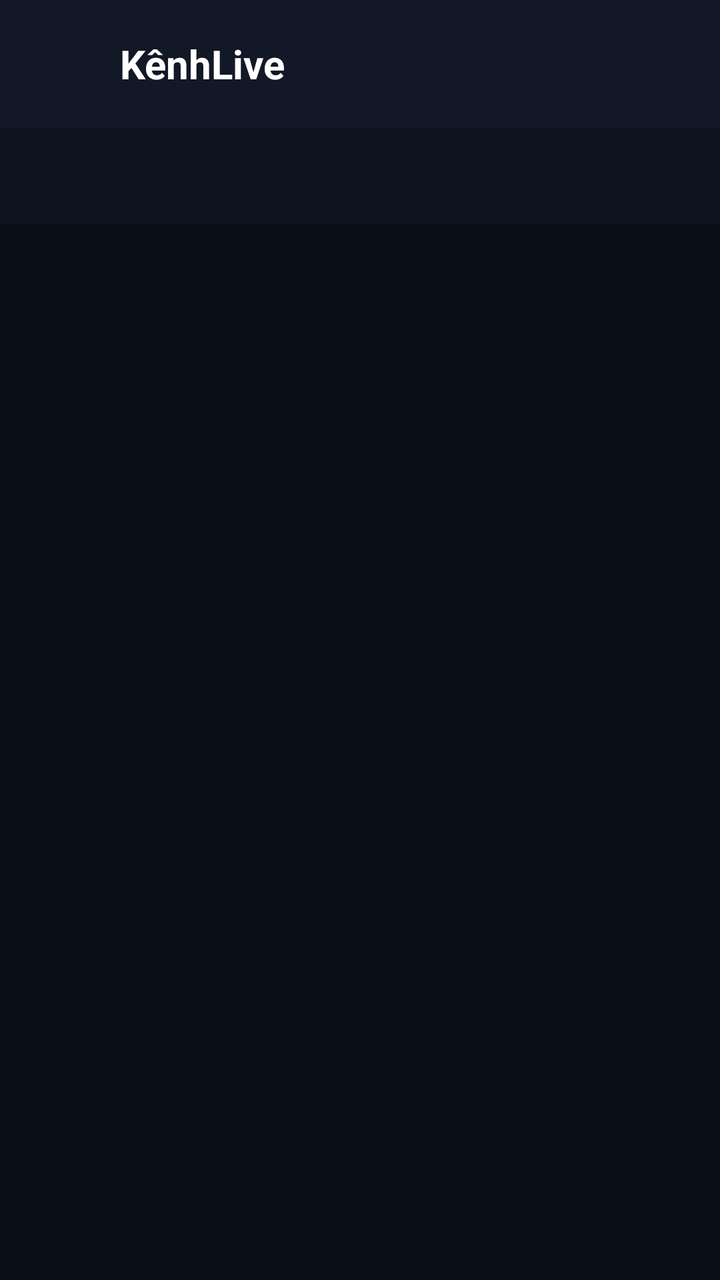
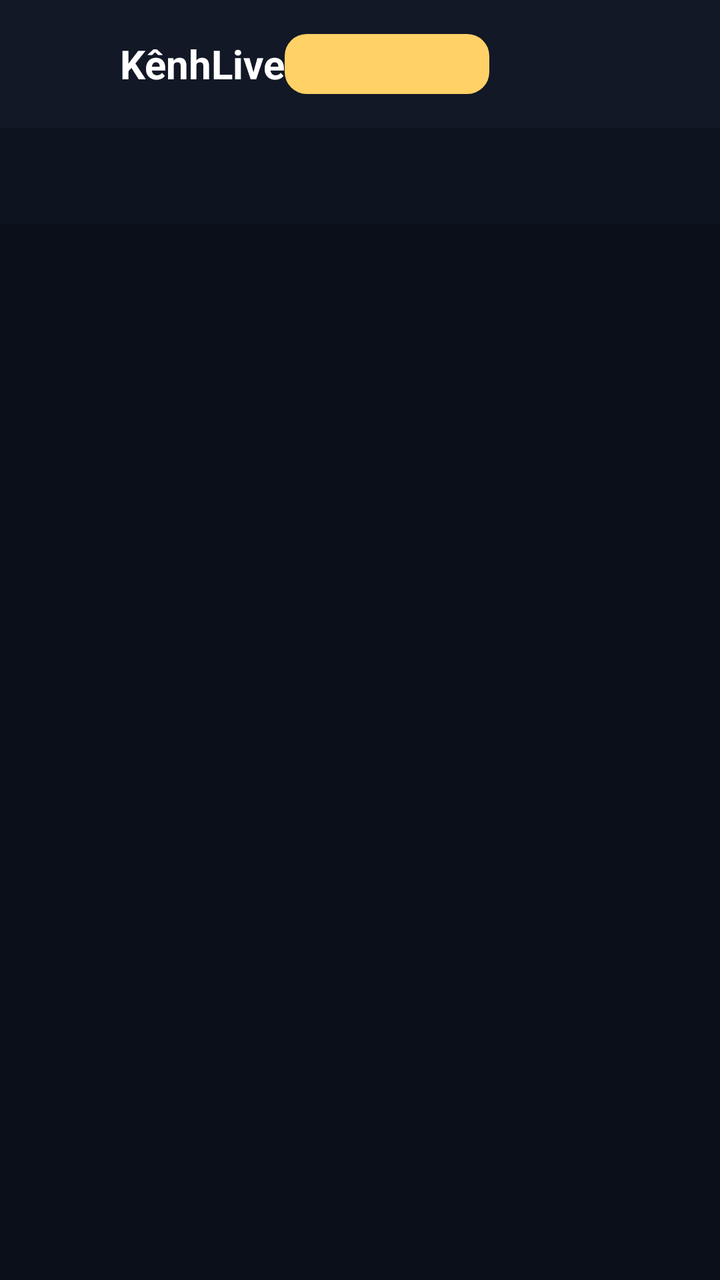

Screens rendered from an Android XML layout before and after an edit, with the pre-edit source and the edit as a unified diff.
<!-- AndroidManifest.xml: application theme Theme.AppCompat.NoActionBar -->
<!-- res/layout/activity_main.xml -->
<?xml version="1.0" encoding="utf-8"?>
<LinearLayout xmlns:android="http://schemas.android.com/apk/res/android"
    xmlns:app="http://schemas.android.com/apk/res-auto"
    android:layout_width="match_parent"
    android:layout_height="match_parent"
    android:orientation="vertical"
    android:background="#0B0F19">

    
    <LinearLayout
        android:layout_width="match_parent"
        android:layout_height="wrap_content"
        android:padding="14dp"
        android:orientation="horizontal"
        android:gravity="center_vertical"
        android:background="#121826">

        <ImageView
            android:layout_width="36dp"
            android:layout_height="36dp"
            android:src="@mipmap/ic_launcher"
            android:contentDescription="@string/app_name" />

        <TextView
            android:layout_width="wrap_content"
            android:layout_height="wrap_content"
            android:layout_marginLeft="10dp"
            android:text="KênhLive"
            android:textColor="#FFFFFF"
            android:textSize="20sp"
            android:textStyle="bold" />

        <TextView
            android:id="@+id/countText"
            android:layout_width="0dp"
            android:layout_weight="1"
            android:layout_height="wrap_content"
            android:layout_marginLeft="12dp"
            android:textColor="#6B7490"
            android:textSize="12sp"
            android:gravity="right" />
    </LinearLayout>

    
    <com.google.android.material.tabs.TabLayout
        android:id="@+id/tabLayout"
        android:layout_width="match_parent"
        android:layout_height="wrap_content"
        android:background="#0E1320"
        app:tabTextColor="#6B7490"
        app:tabSelectedTextColor="#4CC9F0"
        app:tabIndicatorColor="#4CC9F0"
        app:tabIndicatorHeight="3dp"
        app:tabMode="fixed"
        app:tabGravity="fill" />

    
    <androidx.viewpager2.widget.ViewPager2
        android:id="@+id/viewPager"
        android:layout_width="match_parent"
        android:layout_height="match_parent" />
</LinearLayout>
<!-- resources referenced by this layout -->
<resources>
  <!-- mipmap ic_launcher (mipmap-anydpi-v26) -->
  <?xml version="1.0" encoding="utf-8"?>
  <adaptive-icon xmlns:android="http://schemas.android.com/apk/res/android">
      <background android:drawable="@mipmap/ic_launcher_background" />
      <foreground android:drawable="@mipmap/ic_launcher_foreground" />
  </adaptive-icon>
  <string name="app_name">KênhLive</string>
</resources>

<!-- the commit's change to res/layout/activity_main.xml (unified diff, before → after) -->
@@ -31,6 +31,22 @@
             android:textStyle="bold" />
 
         <TextView
+            android:id="@+id/multiBtn"
+            android:layout_width="wrap_content"
+            android:layout_height="wrap_content"
+            android:text="⬚ Multi-view"
+            android:textColor="#FFD166"
+            android:textSize="13sp"
+            android:textStyle="bold"
+            android:background="@drawable/pill_viewers"
+            android:paddingLeft="14dp"
+            android:paddingRight="14dp"
+            android:paddingTop="6dp"
+            android:paddingBottom="6dp"
+            android:layout_marginRight="10dp"
+            android:focusable="true" />
+
+        <TextView
             android:id="@+id/countText"
             android:layout_width="0dp"
             android:layout_weight="1"
<!-- resource entries referenced after the edit -->
@@ -1,5 +1,11 @@
 <!-- resources referenced by this layout -->
 <resources>
+  <!-- drawable pill_viewers (drawable) -->
+  <?xml version="1.0" encoding="utf-8"?>
+  <shape xmlns:android="http://schemas.android.com/apk/res/android" android:shape="rectangle">
+      <solid android:color="#FFD166" />
+      <corners android:radius="11dp" />
+  </shape>
   <!-- mipmap ic_launcher (mipmap-anydpi-v26) -->
   <?xml version="1.0" encoding="utf-8"?>
   <adaptive-icon xmlns:android="http://schemas.android.com/apk/res/android">
